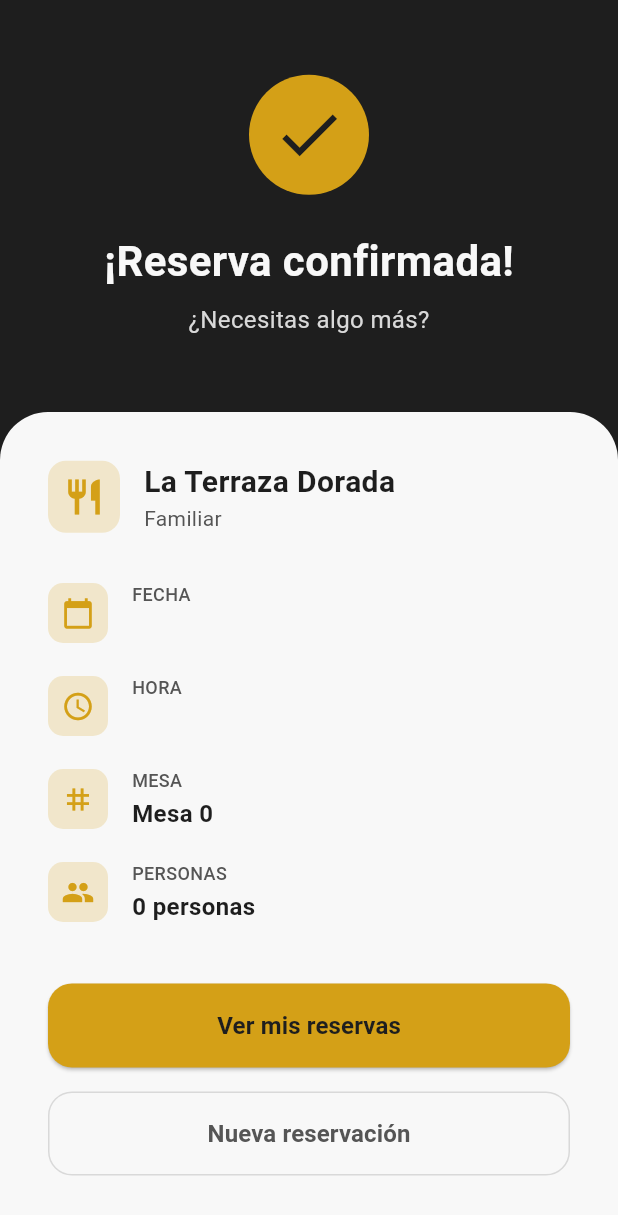
After one commit to 11Axel11/frontend-moviles, a Flutter app: the ReservaConfirmacionScreen screen opened directly with sample values from the repository, on a phone screen of 412 x 824 dp. The commit adds this screen. Shown: the top 1215 px of the screen. Run offline on Flutter 3.47's test engine with Material 3 defaults, Android fonts, the phone set to English and light mode, and no system bars.

Commit message:
Seccion de reservas

```diff
--- a/lib/modules/reservas/screens/crear_reserva_screen.dart
+++ b/lib/modules/reservas/screens/crear_reserva_screen.dart
@@ -6,6 +6,7 @@ import '../widgets/mesas_grid.dart';
 import '../widgets/horario_selector.dart';
 import '../widgets/personas_selector.dart';
 import '../widgets/continuar_button.dart';
+import 'reserva_confirmacion_screen.dart';
 
 class CrearReservaScreen extends StatefulWidget {
   final Restaurante restaurante;
@@ -74,51 +75,26 @@ class _CrearReservaScreenState extends State<CrearReservaScreen> {
   }
 
   void confirmarReserva() {
-    showDialog(
-      context: context,
-      builder: (context) {
-        return AlertDialog(
-          backgroundColor: AppColors.blackElegant,
-          title: const Text(
-            'Reserva confirmada',
-            style: TextStyle(
-              color: AppColors.softWhite,
-              fontWeight: FontWeight.bold,
-            ),
-          ),
-          content: Text(
-            'Tu reserva en ${widget.restaurante.nombre} fue registrada.\n\n'
-            'Mesa: $mesaSeleccionada\n'
-            'Hora: $horaSeleccionada\n'
-            'Personas: $cantidadPersonas',
-            style: const TextStyle(
-              color: AppColors.lightGray,
-              height: 1.4,
-            ),
-          ),
-          actions: [
-            TextButton(
-              onPressed: () => Navigator.pop(context),
-              child: const Text(
-                'Cerrar',
-                style: TextStyle(color: AppColors.goldPremium),
-              ),
-            ),
-            ElevatedButton(
-              onPressed: () {
-                Navigator.pop(context);
-                Navigator.pop(context);
-              },
-              style: ElevatedButton.styleFrom(
-                backgroundColor: AppColors.goldPremium,
-                foregroundColor: AppColors.blackElegant,
-              ),
-              child: const Text('Aceptar'),
-            ),
-          ],
-        );
-      },
+    Navigator.push(
+      context,
+      MaterialPageRoute(
+        builder: (context) => ReservaConfirmacionScreen(
+          restaurante: widget.restaurante,
+          fecha: '${fechaSeleccionada.day} ${_getMonthName(fechaSeleccionada.month)}, ${fechaSeleccionada.year}',
+          hora: horaSeleccionada,
+          mesa: mesaSeleccionada!,
+          personas: cantidadPersonas,
+        ),
+      ),
     );
+  }
+
+  String _getMonthName(int month) {
+    const months = [
+      'Ene', 'Feb', 'Mar', 'Abr', 'May', 'Jun',
+      'Jul', 'Ago', 'Sep', 'Oct', 'Nov', 'Dic'
+    ];
+    return months[month - 1];
   }
 
   @override
--- /dev/null
+++ b/lib/modules/reservas/screens/reserva_confirmacion_screen.dart
@@ -0,0 +1,264 @@
+import 'package:flutter/material.dart';
+import '../../../core/theme/app_colors.dart';
+import '../../restaurantes/models/restaurante.dart';
+
+class ReservaConfirmacionScreen extends StatelessWidget {
+  final Restaurante restaurante;
+  final String fecha;
+  final String hora;
+  final int mesa;
+  final int personas;
+
+  const ReservaConfirmacionScreen({
+    super.key,
+    required this.restaurante,
+    required this.fecha,
+    required this.hora,
+    required this.mesa,
+    required this.personas,
+  });
+
+  @override
+  Widget build(BuildContext context) {
+    return Scaffold(
+      backgroundColor: AppColors.blackElegant,
+      body: Column(
+        children: [
+          // Top half - dark background
+          Expanded(
+            flex: 1,
+            child: Container(
+              color: AppColors.blackElegant,
+              child: Center(
+                child: Column(
+                  mainAxisAlignment: MainAxisAlignment.center,
+                  children: [
+                    // Yellow circular checkmark
+                    Container(
+                      width: 80,
+                      height: 80,
+                      decoration: BoxDecoration(
+                        color: AppColors.goldPremium,
+                        shape: BoxShape.circle,
+                      ),
+                      child: const Icon(
+                        Icons.check,
+                        color: AppColors.blackElegant,
+                        size: 50,
+                      ),
+                    ),
+                    const SizedBox(height: 24),
+                    const Text(
+                      '¡Reserva confirmada!',
+                      style: TextStyle(
+                        color: AppColors.softWhite,
+                        fontSize: 28,
+                        fontWeight: FontWeight.bold,
+                      ),
+                    ),
+                    const SizedBox(height: 8),
+                    const Text(
+                      '¿Necesitas algo más?',
+                      style: TextStyle(
+                        color: AppColors.lightGray,
+                        fontSize: 16,
+                      ),
+                    ),
+                  ],
+                ),
+              ),
+            ),
+          ),
+          // Bottom half - white card with rounded top corners
+          Expanded(
+            flex: 2,
+            child: Container(
+              decoration: const BoxDecoration(
+                color: AppColors.softWhite,
+                borderRadius: BorderRadius.only(
+                  topLeft: Radius.circular(32),
+                  topRight: Radius.circular(32),
+                ),
+              ),
+              child: SingleChildScrollView(
+                padding: const EdgeInsets.all(32),
+                child: Column(
+                  crossAxisAlignment: CrossAxisAlignment.start,
+                  children: [
+                    // Restaurant section
+                    Row(
+                      children: [
+                        Container(
+                          width: 48,
+                          height: 48,
+                          decoration: BoxDecoration(
+                            color: AppColors.goldPremium.withOpacity(0.2),
+                            borderRadius: BorderRadius.circular(12),
+                          ),
+                          child: const Icon(
+                            Icons.restaurant,
+                            color: AppColors.goldPremium,
+                            size: 28,
+                          ),
+                        ),
+                        const SizedBox(width: 16),
+                        Expanded(
+                          child: Column(
+                            crossAxisAlignment: CrossAxisAlignment.start,
+                            children: [
+                              Text(
+                                restaurante.nombre,
+                                style: const TextStyle(
+                                  color: AppColors.blackElegant,
+                                  fontSize: 20,
+                                  fontWeight: FontWeight.bold,
+                                ),
+                              ),
+                              Text(
+                                restaurante.categoria,
+                                style: const TextStyle(
+                                  color: AppColors.darkGray,
+                                  fontSize: 14,
+                                ),
+                              ),
+                            ],
+                          ),
+                        ),
+                      ],
+                    ),
+                    const SizedBox(height: 32),
+                    // Details rows
+                    _buildDetailRow(
+                      icon: Icons.calendar_today,
+                      label: 'FECHA',
+                      value: fecha,
+                    ),
+                    const SizedBox(height: 20),
+                    _buildDetailRow(
+                      icon: Icons.access_time,
+                      label: 'HORA',
+                      value: hora,
+                    ),
+                    const SizedBox(height: 20),
+                    _buildDetailRow(
+                      icon: Icons.tag,
+                      label: 'MESA',
+                      value: 'Mesa $mesa',
+                    ),
+                    const SizedBox(height: 20),
+                    _buildDetailRow(
+                      icon: Icons.people,
+                      label: 'PERSONAS',
+                      value: '$personas personas',
+                    ),
+                    const SizedBox(height: 40),
+                    // Buttons
+                    SizedBox(
+                      width: double.infinity,
+                      height: 56,
+                      child: ElevatedButton(
+                        onPressed: () {
+                          Navigator.pop(context);
+                        },
+                        style: ElevatedButton.styleFrom(
+                          backgroundColor: AppColors.goldPremium,
+                          foregroundColor: AppColors.blackElegant,
+                          shape: RoundedRectangleBorder(
+                            borderRadius: BorderRadius.circular(16),
+                          ),
+                        ),
+                        child: const Text(
+                          'Ver mis reservas',
+                          style: TextStyle(
+                            fontSize: 16,
+                            fontWeight: FontWeight.bold,
+                          ),
+                        ),
+                      ),
+                    ),
+                    const SizedBox(height: 16),
+                    SizedBox(
+                      width: double.infinity,
+                      height: 56,
+                      child: OutlinedButton(
+                        onPressed: () {
+                          Navigator.pop(context);
+                        },
+                        style: OutlinedButton.styleFrom(
+                          foregroundColor: AppColors.darkGray,
+                          side: const BorderSide(
+                            color: AppColors.lightGray,
+                            width: 1,
+                          ),
+                          shape: RoundedRectangleBorder(
+                            borderRadius: BorderRadius.circular(16),
+                          ),
+                        ),
+                        child: const Text(
+                          'Nueva reservación',
+                          style: TextStyle(
+                            fontSize: 16,
+                            fontWeight: FontWeight.bold,
+                          ),
+                        ),
+                      ),
+                    ),
+                  ],
+                ),
+              ),
+            ),
+          ),
+        ],
+      ),
+    );
+  }
+
+  Widget _buildDetailRow({
+    required IconData icon,
+    required String label,
+    required String value,
+  }) {
+    return Row(
+      children: [
+        Container(
+          width: 40,
+          height: 40,
+          decoration: BoxDecoration(
+            color: AppColors.goldPremium.withOpacity(0.2),
+            borderRadius: BorderRadius.circular(10),
+          ),
+          child: Icon(
+            icon,
+            color: AppColors.goldPremium,
+            size: 22,
+          ),
+        ),
+        const SizedBox(width: 16),
+        Expanded(
+          child: Column(
+            crossAxisAlignment: CrossAxisAlignment.start,
+            children: [
+              Text(
+                label,
+                style: const TextStyle(
+                  color: AppColors.darkGray,
+                  fontSize: 12,
+                  fontWeight: FontWeight.w500,
+                ),
+              ),
+              const SizedBox(height: 2),
+              Text(
+                value,
+                style: const TextStyle(
+                  color: AppColors.blackElegant,
+                  fontSize: 16,
+                  fontWeight: FontWeight.w600,
+                ),
+              ),
+            ],
+          ),
+        ),
+      ],
+    );
+  }
+}
```
Also changed, not shown: lib/modules/reservas/models/reserva.dart (deleted).
